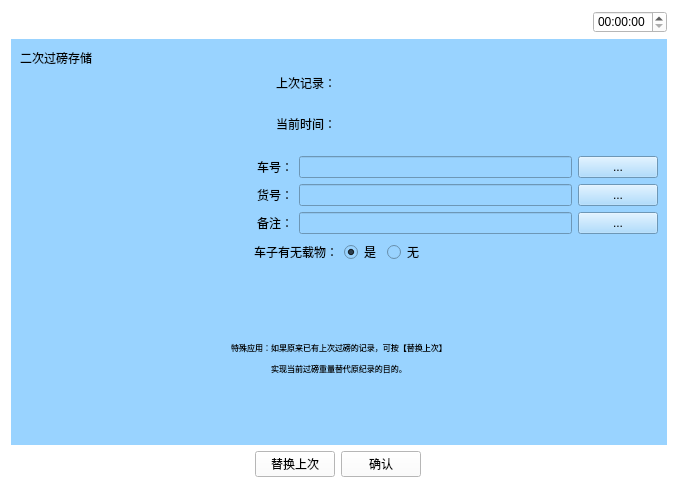
This is WeighSensor/erciguobang.ui in xsw258x2s5w8/WeightSensor as Qt 5 draws it before an edit. The edited form follows.
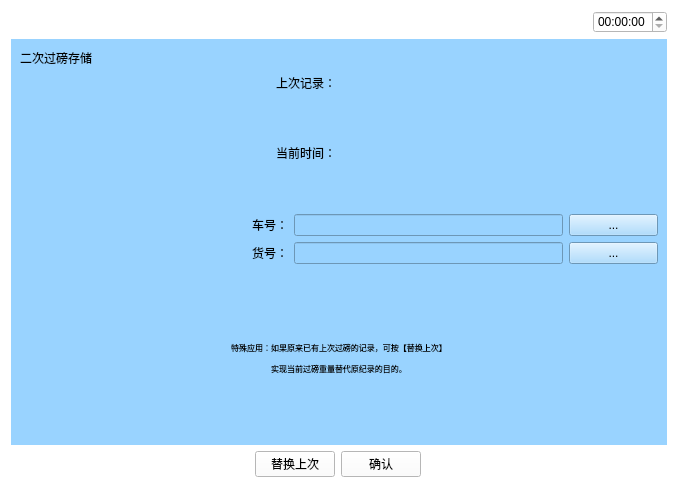
This is the edited form. Icons and pictures are not drawn.

```diff
--- a/WeighSensor/erciguobang.ui
+++ b/WeighSensor/erciguobang.ui
@@ -180,7 +180,7 @@
          </layout>
         </item>
         <item>
-         <layout class="QHBoxLayout" name="horizontalLayout_4" stretch="1,1,0">
+         <layout class="QHBoxLayout" name="horizontalLayout_4" stretch="3,3,1">
           <item>
            <widget class="QLabel" name="label_5">
             <property name="text">
@@ -208,7 +208,7 @@
          </layout>
         </item>
         <item>
-         <layout class="QHBoxLayout" name="horizontalLayout_6" stretch="1,1,0">
+         <layout class="QHBoxLayout" name="horizontalLayout_6" stretch="3,3,1">
           <item>
            <widget class="QLabel" name="label_6">
             <property name="text">
@@ -235,88 +235,6 @@
           </item>
          </layout>
         </item>
-        <item>
-         <layout class="QHBoxLayout" name="horizontalLayout_7" stretch="1,1,0">
-          <item>
-           <widget class="QLabel" name="label_7">
-            <property name="text">
-             <string>备注：</string>
-            </property>
-            <property name="alignment">
-             <set>Qt::AlignRight|Qt::AlignTrailing|Qt::AlignVCenter</set>
-            </property>
-           </widget>
-          </item>
-          <item>
-           <widget class="QLineEdit" name="lineEdit_remark">
-            <property name="text">
-             <string/>
-            </property>
-           </widget>
-          </item>
-          <item>
-           <widget class="QPushButton" name="remarkbtn">
-            <property name="text">
-             <string>...</string>
-            </property>
-           </widget>
-          </item>
-         </layout>
-        </item>
-        <item>
-         <layout class="QHBoxLayout" name="horizontalLayout_8">
-          <item>
-           <spacer name="horizontalSpacer_3">
-            <property name="orientation">
-             <enum>Qt::Horizontal</enum>
-            </property>
-            <property name="sizeHint" stdset="0">
-             <size>
-              <width>40</width>
-              <height>20</height>
-             </size>
-            </property>
-           </spacer>
-          </item>
-          <item>
-           <widget class="QLabel" name="label_4">
-            <property name="text">
-             <string>车子有无载物：</string>
-            </property>
-           </widget>
-          </item>
-          <item>
-           <widget class="QRadioButton" name="radioButton">
-            <property name="text">
-             <string>是</string>
-            </property>
-            <property name="checked">
-             <bool>true</bool>
-            </property>
-           </widget>
-          </item>
-          <item>
-           <widget class="QRadioButton" name="radioButton_2">
-            <property name="text">
-             <string>无</string>
-            </property>
-           </widget>
-          </item>
-          <item>
-           <spacer name="horizontalSpacer_5">
-            <property name="orientation">
-             <enum>Qt::Horizontal</enum>
-            </property>
-            <property name="sizeHint" stdset="0">
-             <size>
-              <width>40</width>
-              <height>20</height>
-             </size>
-            </property>
-           </spacer>
-          </item>
-         </layout>
-        </item>
        </layout>
       </item>
       <item>
```
